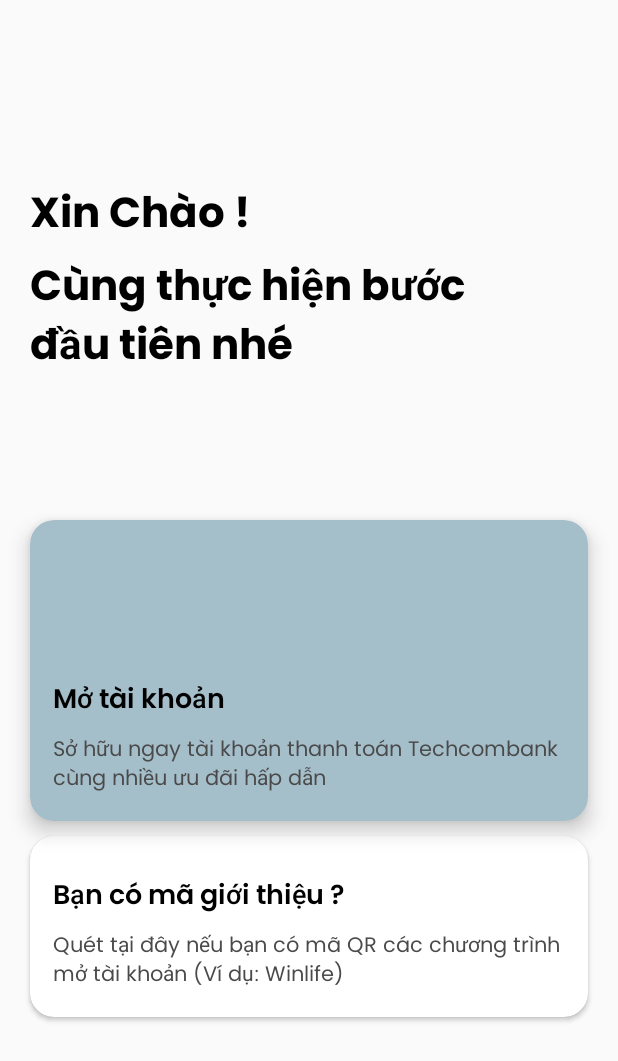
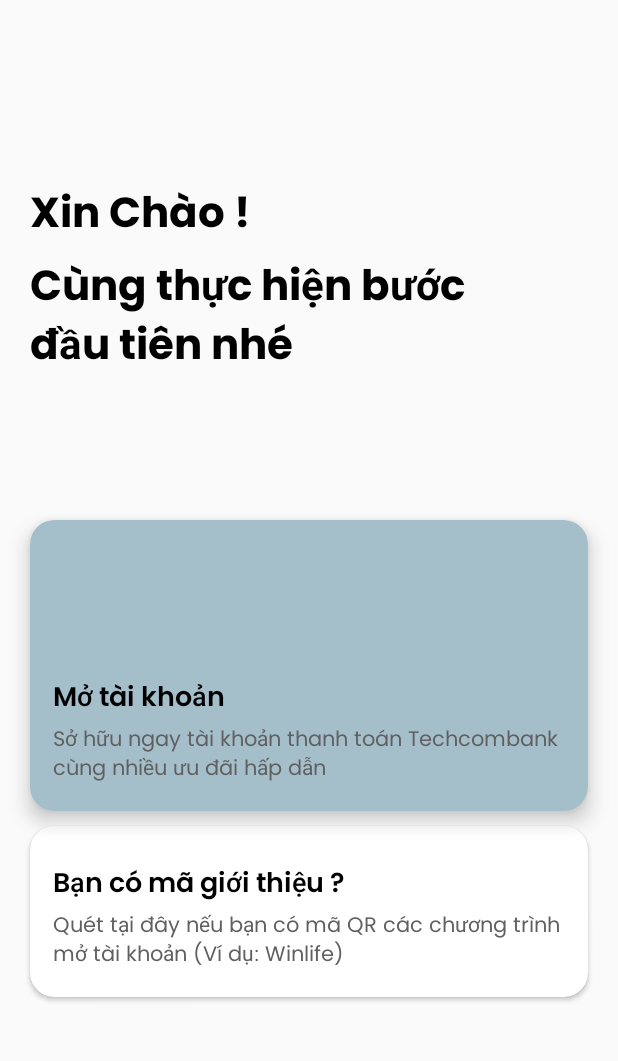
Before and after one commit to ngquochuydl23/HDBanking-EKYC-Service, an Android app: the screen it shows after launch (RegisterActivity), on a phone screen of 412 x 824 dp. Shown: the top 1061 px of the screen. Run offline under Robolectric (Android 15) with nearby library versions, the phone set to English and light mode, and no system bars.

Commit message:
[mobile] Fix import

```diff
--- a/Hd.Wallet.Android/app/src/main/java/com/OcrBanking/Android/https/HttpSettingImpl.java
+++ b/Hd.Wallet.Android/app/src/main/java/com/OcrBanking/Android/https/HttpSettingImpl.java
@@ -5,8 +5,8 @@ import android.content.Context;
 import androidx.annotation.NonNull;
 
 
-import com.socialv2.wechat.R;
-import com.socialv2.wechat.sharedReferences.SaveTokenSharedPreference;
+import com.OcrBanking.Android.R;
+import com.OcrBanking.Android.sharedReferences.SaveTokenSharedPreference;
 
 import java.io.IOException;
 
--- a/Hd.Wallet.Android/app/src/main/res/layout/activity_main.xml
+++ b/Hd.Wallet.Android/app/src/main/res/layout/activity_main.xml
@@ -20,7 +20,7 @@
             android:layout_height="wrap_content"
             android:text="Xin Chào !"
             android:fontFamily="@font/bold_font"
-            android:textColor="@color/black"
+            android:textColor="@color/textColorPrimary"
             android:textSize="28sp"
             android:textStyle="bold" />
 
@@ -29,7 +29,7 @@
             android:layout_height="wrap_content"
             android:fontFamily="@font/bold_font"
             android:text="Cùng thực hiện bước đầu tiên nhé"
-            android:textColor="@color/black"
+            android:textColor="@color/textColorPrimary"
             android:textSize="28sp"
             android:textStyle="bold" />
     </LinearLayout>
@@ -61,8 +61,9 @@
                 android:layout_height="wrap_content"
                 android:layout_marginTop="10dp"
                 android:text="Mở tài khoản"
+                android:includeFontPadding="false"
                 android:fontFamily="@font/semibold_font"
-                android:textColor="@color/black"
+                android:textColor="@color/textColorPrimary"
                 android:textSize="18sp"
                 android:textStyle="bold" />
 
@@ -72,7 +73,7 @@
                 android:layout_marginTop="5dp"
                 android:fontFamily="@font/regular_font"
                 android:text="Sở hữu ngay tài khoản thanh toán Techcombank cùng nhiều ưu đãi hấp dẫn"
-                android:textColor="#4A4A4A"
+                android:textColor="@color/textColorSecondary"
                 android:textSize="14sp" />
         </LinearLayout>
     </androidx.cardview.widget.CardView>
@@ -99,7 +100,8 @@
                 android:layout_marginTop="10dp"
                 android:fontFamily="@font/semibold_font"
                 android:text="Bạn có mã giới thiệu ?"
-                android:textColor="@color/black"
+                android:includeFontPadding="false"
+                android:textColor="@color/textColorPrimary"
                 android:textSize="18sp"
                 android:textStyle="bold" />
 
@@ -109,7 +111,7 @@
                 android:layout_marginTop="5dp"
                 android:fontFamily="@font/regular_font"
                 android:text="Quét tại đây nếu bạn có mã QR các chương trình mở tài khoản (Ví dụ: Winlife)"
-                android:textColor="#4A4A4A"
+                android:textColor="@color/textColorSecondary"
                 android:textSize="14sp" />
         </LinearLayout>
     </androidx.cardview.widget.CardView>
```
Also changed, not shown: Hd.Wallet.Android/app/src/main/java/com/OcrBanking/Android/https/api/profileHttp/IHttpProfile.java (+3 -6 lines), Hd.Wallet.Android/app/src/main/java/com/OcrBanking/Android/https/api/profileHttp/ProfileHttpImpl.java (+8 -11 lines).
